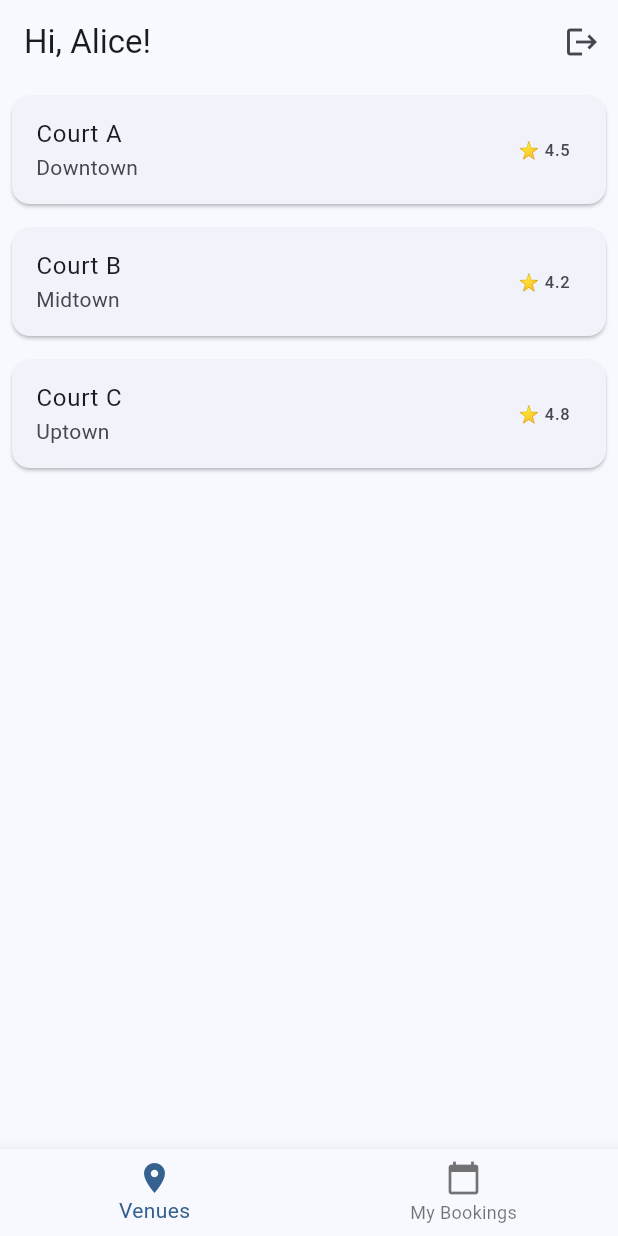
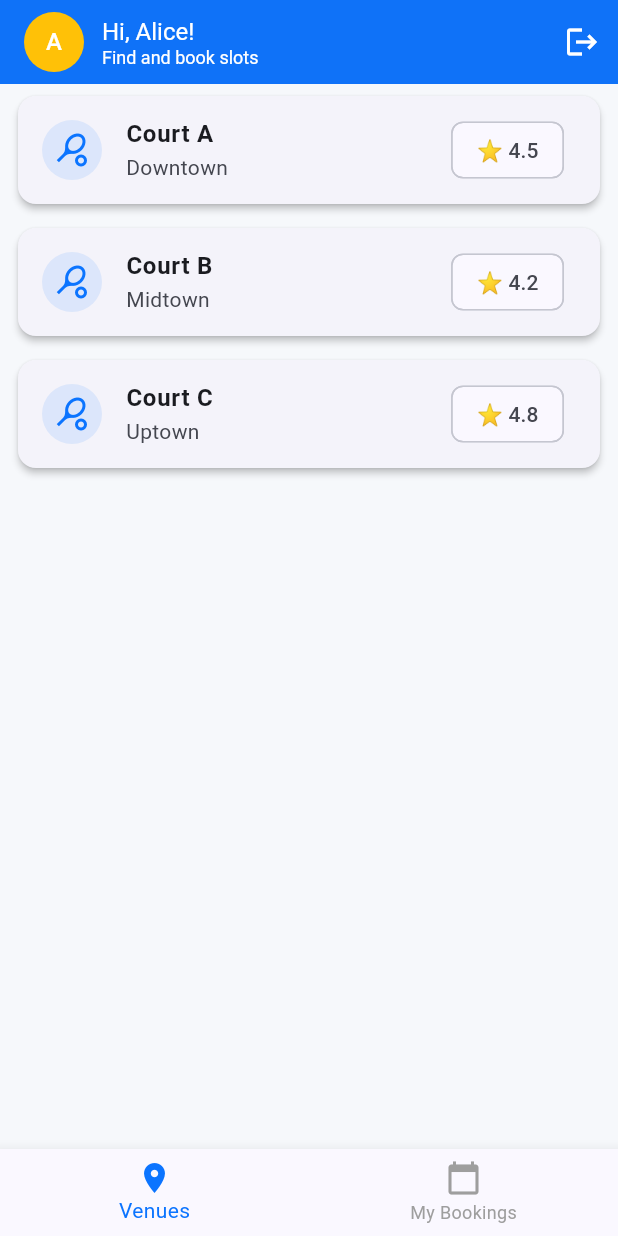
Before and after one commit to durgamahesh-chinthala/quickslot, a Flutter app: the screen it shows after launch, after a tap on "Alice", on a phone screen of 412 x 824 dp. Run offline on Flutter 3.47's test engine with Material 3 defaults, Android fonts, the phone set to English and light mode, and no system bars; our stand-ins replace cloud_firestore, firebase_core; accounts and stored records are empty.

Commit message:
ui: improve theme, add loading/error widgets, enhance screens

```diff
--- a/lib/main.dart
+++ b/lib/main.dart
@@ -7,6 +7,7 @@ import 'providers/venue_provider.dart';
 import 'providers/booking_provider.dart';
 import 'screens/login_screen.dart';
 import 'screens/home_screen.dart';
+import 'theme.dart';
 
 void main() async {
   WidgetsFlutterBinding.ensureInitialized();
@@ -27,10 +28,8 @@ class QuickSlotApp extends StatelessWidget {
       ],
       child: MaterialApp(
         title: 'QuickSlot',
-        theme: ThemeData(
-          colorScheme: ColorScheme.fromSeed(seedColor: Colors.blue),
-          useMaterial3: true,
-        ),
+        debugShowCheckedModeBanner: false,
+        theme: appTheme,
         home: Consumer<AuthProvider>(
           builder: (context, authProvider, _) {
             return authProvider.currentUser == null
--- a/lib/screens/home_screen.dart
+++ b/lib/screens/home_screen.dart
@@ -3,6 +3,7 @@ import 'package:provider/provider.dart';
 import '../providers/auth_provider.dart';
 import 'venues_screen.dart';
 import 'bookings_screen.dart';
+import '../theme.dart';
 
 class HomeScreen extends StatefulWidget {
   const HomeScreen({super.key});
@@ -20,7 +21,22 @@ class _HomeScreenState extends State<HomeScreen> {
 
     return Scaffold(
       appBar: AppBar(
-        title: Text('Hi, ${user?.name}!'),
+        title: Row(
+          children: [
+            CircleAvatar(
+              backgroundColor: AppColors.accent,
+              child: Text(user?.name.substring(0, 1) ?? '', style: const TextStyle(color: Colors.white)),
+            ),
+            const SizedBox(width: 12),
+            Column(
+              crossAxisAlignment: CrossAxisAlignment.start,
+              children: [
+                Text('Hi, ${user?.name ?? 'Guest'}!', style: const TextStyle(fontSize: 16)),
+                const Text('Find and book slots', style: TextStyle(fontSize: 12)),
+              ],
+            ),
+          ],
+        ),
         actions: [
           IconButton(
             icon: const Icon(Icons.logout),
@@ -28,7 +44,10 @@ class _HomeScreenState extends State<HomeScreen> {
           ),
         ],
       ),
-      body: [const VenuesScreen(), const BookingsScreen()][_currentIndex],
+      body: IndexedStack(
+        index: _currentIndex,
+        children: const [VenuesScreen(), BookingsScreen()],
+      ),
       bottomNavigationBar: BottomNavigationBar(
         currentIndex: _currentIndex,
         onTap: (index) => setState(() => _currentIndex = index),
--- a/lib/screens/login_screen.dart
+++ b/lib/screens/login_screen.dart
@@ -1,6 +1,9 @@
 import 'package:flutter/material.dart';
 import 'package:provider/provider.dart';
 import '../providers/auth_provider.dart';
+import '../theme.dart';
+
+import '../widgets/loading_indicator.dart';
 
 class LoginScreen extends StatelessWidget {
   const LoginScreen({super.key});
@@ -9,32 +12,33 @@ class LoginScreen extends StatelessWidget {
   Widget build(BuildContext context) {
     return Scaffold(
       appBar: AppBar(title: const Text('QuickSlot')),
-      body: Center(
+      body: SafeArea(
+        child: Center(
           child: Consumer<AuthProvider>(
             builder: (context, authProvider, _) {
+              final users = authProvider.getAvailableUsers();
+              if (users.isEmpty) return const LoadingIndicator();
+
               return Column(
                 mainAxisAlignment: MainAxisAlignment.center,
                 children: [
+                  const FlutterLogo(size: 84),
+                  const SizedBox(height: 16),
                   const Text(
-                  'Select User',
-                  style: TextStyle(fontSize: 24, fontWeight: FontWeight.bold),
+                    'Welcome to QuickSlot',
+                    style: TextStyle(fontSize: 22, fontWeight: FontWeight.bold),
                   ),
-                const SizedBox(height: 30),
-                ...authProvider.getAvailableUsers().map((user) {
+                  const SizedBox(height: 8),
+                  const Text('Select a demo user to continue', style: TextStyle(color: Colors.black54)),
+                  const SizedBox(height: 24),
+                  ...users.map((user) {
                     return Padding(
-                    padding: const EdgeInsets.symmetric(vertical: 10),
-                    child: ElevatedButton(
+                      padding: const EdgeInsets.symmetric(vertical: 8, horizontal: 24),
+                      child: ElevatedButton.icon(
+                        icon: const Icon(Icons.person),
                         onPressed: () => authProvider.login(user['id']!),
-                      style: ElevatedButton.styleFrom(
-                        padding: const EdgeInsets.symmetric(
-                          horizontal: 40,
-                          vertical: 15,
-                        ),
-                      ),
-                      child: Text(
-                        user['name']!,
-                        style: const TextStyle(fontSize: 16),
-                      ),
+                        label: Text(user['name']!),
+                        style: ElevatedButton.styleFrom(padding: const EdgeInsets.symmetric(vertical: 14)),
                       ),
                     );
                   }).toList(),
@@ -43,6 +47,7 @@ class LoginScreen extends StatelessWidget {
             },
           ),
         ),
+      ),
     );
   }
 }
--- a/lib/screens/venues_screen.dart
+++ b/lib/screens/venues_screen.dart
@@ -2,6 +2,9 @@ import 'package:flutter/material.dart';
 import 'package:provider/provider.dart';
 import '../providers/venue_provider.dart';
 import 'venue_detail_screen.dart';
+import '../widgets/loading_indicator.dart';
+import '../widgets/error_view.dart';
+import '../theme.dart';
 
 class VenuesScreen extends StatefulWidget {
   const VenuesScreen({super.key});
@@ -24,23 +27,11 @@ class _VenuesScreenState extends State<VenuesScreen> {
     return Consumer<VenueProvider>(
       builder: (context, venueProvider, _) {
         if (venueProvider.isLoading) {
-          return const Center(child: CircularProgressIndicator());
+          return const LoadingIndicator();
         }
 
         if (venueProvider.error != null) {
-          return Center(
-            child: Column(
-              mainAxisAlignment: MainAxisAlignment.center,
-              children: [
-                Text('Error: ${venueProvider.error}'),
-                const SizedBox(height: 20),
-                ElevatedButton(
-                  onPressed: () => venueProvider.loadVenues(),
-                  child: const Text('Retry'),
-                ),
-              ],
-            ),
-          );
+          return ErrorView(message: 'Failed to load venues: ${venueProvider.error}', onRetry: () => venueProvider.loadVenues());
         }
 
         if (venueProvider.venues.isEmpty) {
@@ -52,11 +43,14 @@ class _VenuesScreenState extends State<VenuesScreen> {
           itemBuilder: (context, index) {
             final venue = venueProvider.venues[index];
             return Card(
-              margin: const EdgeInsets.all(8),
               child: ListTile(
-                title: Text(venue.name),
+                leading: CircleAvatar(
+                  backgroundColor: Theme.of(context).primaryColor.withOpacity(0.1),
+                  child: const Icon(Icons.sports_tennis, color: AppColors.primary),
+                ),
+                title: Text(venue.name, style: const TextStyle(fontWeight: FontWeight.bold)),
                 subtitle: Text(venue.location),
-                trailing: Text('⭐ ${venue.rating}'),
+                trailing: Chip(label: Text('⭐ ${venue.rating}')),
                 onTap: () {
                   Navigator.push(
                     context,
--- /dev/null
+++ b/lib/theme.dart
@@ -0,0 +1,42 @@
+import 'package:flutter/material.dart';
+
+class AppColors {
+  static const primary = Color(0xFF0B74FF);
+  static const accent = Color(0xFFFFC107);
+  static const success = Color(0xFF2E7D32);
+  static const danger = Color(0xFFC62828);
+  static const background = Color(0xFFF6F8FB);
+}
+
+final ThemeData appTheme = ThemeData(
+  colorScheme: ColorScheme.fromSeed(seedColor: AppColors.primary),
+  primaryColor: AppColors.primary,
+  scaffoldBackgroundColor: AppColors.background,
+  useMaterial3: true,
+  appBarTheme: const AppBarTheme(
+    backgroundColor: AppColors.primary,
+    foregroundColor: Colors.white,
+    elevation: 2,
+    centerTitle: false,
+  ),
+  elevatedButtonTheme: ElevatedButtonThemeData(
+    style: ElevatedButton.styleFrom(
+      backgroundColor: AppColors.primary,
+      foregroundColor: Colors.white,
+      shape: RoundedRectangleBorder(borderRadius: BorderRadius.circular(10)),
+      padding: const EdgeInsets.symmetric(vertical: 14, horizontal: 20),
+    ),
+  ),
+  textButtonTheme: TextButtonThemeData(
+    style: TextButton.styleFrom(foregroundColor: AppColors.primary),
+  ),
+  bottomNavigationBarTheme: const BottomNavigationBarThemeData(
+    selectedItemColor: AppColors.primary,
+    unselectedItemColor: Colors.grey,
+  ),
+  cardTheme: CardTheme(
+    elevation: 2,
+    shape: RoundedRectangleBorder(borderRadius: BorderRadius.circular(12)),
+    margin: const EdgeInsets.symmetric(vertical: 8, horizontal: 12),
+  ),
+);
```
Also changed, not shown: lib/screens/bookings_screen.dart (+11 -6 lines), lib/screens/venue_detail_screen.dart (+16 -41 lines), lib/widgets/error_view.dart (added, +28 -0 lines), lib/widgets/loading_indicator.dart (added, +22 -0 lines), lib/widgets/slot_tile.dart (added, +38 -0 lines). Lines whose indentation alone changed are shown as unchanged.
